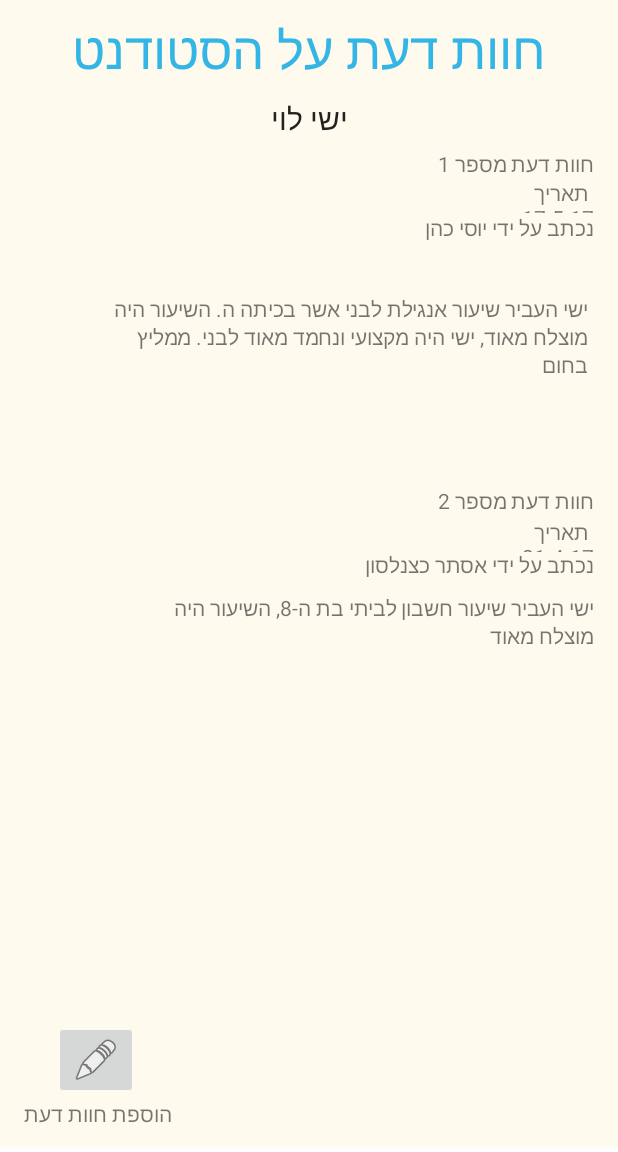
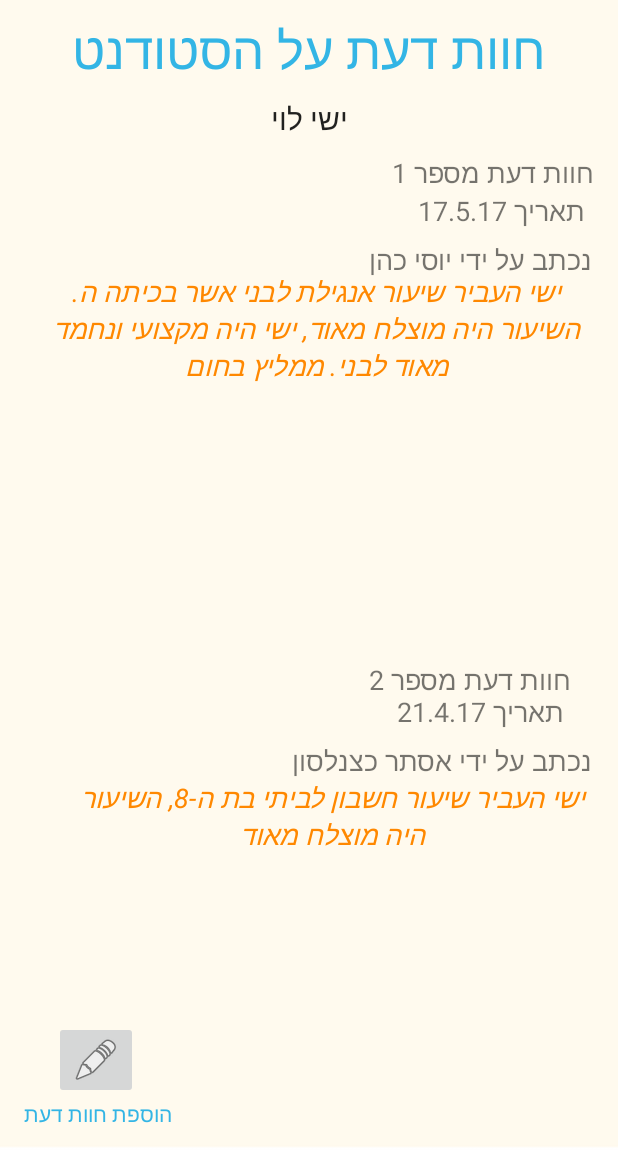
Before and after one commit to kadibibas/Limodim, an Android app: the opinion screen opened directly, with no data from a screen before it, on a phone screen of 412 x 824 dp, the part 84-1236 px from its top. Run offline under Robolectric (Android 15) with nearby library versions, the phone set to English and light mode, and no system bars.

```diff
--- a/app/src/main/res/layout/activity_opinion.xml
+++ b/app/src/main/res/layout/activity_opinion.xml
@@ -65,40 +65,43 @@
         android:id="@+id/textView16"
         android:layout_width="wrap_content"
         android:layout_height="wrap_content"
+        android:layout_marginBottom="16dp"
+        android:layout_marginStart="16dp"
         android:text="הוספת חוות דעת"
+        android:textColor="@color/blue"
+        app:layout_constraintBottom_toBottomOf="parent"
+        app:layout_constraintLeft_toLeftOf="parent"
         tools:layout_constraintBottom_creator="1"
-        android:layout_marginStart="16dp"
-        app:layout_constraintBottom_toBottomOf="parent"
-        tools:layout_constraintLeft_creator="1"
-        android:layout_marginBottom="16dp"
-        app:layout_constraintLeft_toLeftOf="parent" />
+        tools:layout_constraintLeft_creator="1" />
 
     <TextView
         android:id="@+id/textView25"
         android:layout_width="wrap_content"
         android:layout_height="wrap_content"
+        android:layout_marginEnd="16dp"
         android:text="חוות דעת מספר 1"
+        android:textSize="18sp"
+        app:layout_constraintRight_toRightOf="parent"
+        tools:layout_constraintRight_creator="1"
         tools:layout_constraintTop_creator="1"
-        tools:layout_constraintRight_creator="1"
-        android:layout_marginEnd="16dp"
-        app:layout_constraintRight_toRightOf="parent"
-        android:layout_marginTop="43dp"
-        app:layout_constraintTop_toBottomOf="@+id/textView14" />
+        android:layout_marginRight="45dp"
+        android:layout_marginTop="10dp"
+        app:layout_constraintTop_toBottomOf="@+id/textView15" />
 
     <TextView
         android:id="@+id/textView17"
-        android:layout_width="0dp"
-        android:layout_height="23dp"
+        android:layout_width="183dp"
+        android:layout_height="34dp"
         android:text=" תאריך 17.5.17"
+        android:textSize="18sp"
+        tools:layout_constraintBottom_creator="1"
+        tools:layout_constraintRight_creator="1"
         tools:layout_constraintTop_creator="1"
-        tools:layout_constraintRight_creator="1"
-        tools:layout_constraintBottom_creator="1"
         app:layout_constraintBottom_toBottomOf="@+id/textView21"
+        android:layout_marginEnd="1dp"
         app:layout_constraintRight_toRightOf="@+id/textView25"
-        android:layout_marginTop="17dp"
-        tools:layout_constraintLeft_creator="1"
-        android:layout_marginBottom="17dp"
-        app:layout_constraintLeft_toLeftOf="@+id/textView34"
+        android:layout_marginTop="21dp"
+        android:layout_marginBottom="20dp"
         app:layout_constraintTop_toTopOf="@+id/textView25" />
 
     <TextView
@@ -106,79 +109,97 @@
         android:layout_width="wrap_content"
         android:layout_height="wrap_content"
         android:text="נכתב על ידי יוסי כהן"
+        android:textSize="18sp"
+        tools:layout_constraintRight_creator="1"
         tools:layout_constraintTop_creator="1"
-        tools:layout_constraintRight_creator="1"
         app:layout_constraintRight_toRightOf="@+id/textView17"
-        android:layout_marginTop="23dp"
+        android:layout_marginTop="33dp"
         app:layout_constraintTop_toBottomOf="@+id/textView25" />
 
     <TextView
         android:id="@+id/textView22"
-        android:layout_width="320dp"
-        android:layout_height="60dp"
+        android:layout_width="367dp"
+        android:layout_height="0dp"
+        android:layout_marginBottom="22dp"
+        android:layout_marginTop="21dp"
         android:text="ישי העביר שיעור אנגילת לבני אשר בכיתה ה. השיעור היה מוצלח מאוד, ישי היה מקצועי ונחמד מאוד לבני. ממליץ בחום"
-        tools:layout_constraintTop_creator="1"
+        android:textAlignment="center"
+        android:textColor="@color/darkorange"
+        android:textSize="18sp"
+        android:textStyle="italic"
+        app:layout_constraintBottom_toTopOf="@+id/textView33"
+        app:layout_constraintLeft_toLeftOf="@+id/textView17"
+        app:layout_constraintRight_toLeftOf="@+id/textView17"
+        app:layout_constraintTop_toTopOf="@+id/textView21"
+        tools:layout_constraintBottom_creator="1"
+        tools:layout_constraintLeft_creator="1"
         tools:layout_constraintRight_creator="1"
-        tools:layout_constraintBottom_creator="1"
-        app:layout_constraintBottom_toTopOf="@+id/textView38"
-        android:layout_marginEnd="4dp"
-        app:layout_constraintRight_toRightOf="@+id/textView21"
-        android:layout_marginTop="100dp"
-        app:layout_constraintTop_toBottomOf="@+id/textView14"
-        android:layout_marginBottom="100dp" />
+        tools:layout_constraintTop_creator="1" />
 
     <TextView
         android:id="@+id/textView33"
-        android:layout_width="wrap_content"
-        android:layout_height="wrap_content"
+        android:layout_width="177dp"
+        android:layout_height="20dp"
         android:text="חוות דעת מספר 2"
+        android:textSize="18sp"
+        tools:layout_constraintBottom_creator="1"
         tools:layout_constraintRight_creator="1"
-        tools:layout_constraintBottom_creator="1"
-        app:layout_constraintBottom_toTopOf="@+id/textView34"
-        android:layout_marginEnd="16dp"
-        app:layout_constraintRight_toRightOf="parent"
-        android:layout_marginBottom="1dp" />
+        app:layout_constraintBottom_toBottomOf="parent"
+        app:layout_constraintRight_toRightOf="@+id/textView34"
+        android:layout_marginBottom="307dp"
+        android:layout_marginRight="0dp"
+        tools:layout_editor_absoluteX="213dp" />
 
     <TextView
         android:id="@+id/textView34"
-        android:layout_width="0dp"
-        android:layout_height="23dp"
+        android:layout_width="172dp"
+        android:layout_height="38dp"
+        android:layout_marginEnd="5dp"
+        android:layout_marginStart="14dp"
         android:text=" תאריך 21.4.17"
+        android:textSize="18sp"
+        tools:layout_constraintBottom_creator="1"
+        tools:layout_constraintLeft_creator="1"
+        tools:layout_constraintRight_creator="1"
         tools:layout_constraintTop_creator="1"
-        tools:layout_constraintRight_creator="1"
-        tools:layout_constraintBottom_creator="1"
-        android:layout_marginStart="18dp"
-        app:layout_constraintBottom_toBottomOf="parent"
-        android:layout_marginEnd="16dp"
+        app:layout_constraintBottom_toBottomOf="@+id/textView36"
         app:layout_constraintRight_toRightOf="parent"
-        tools:layout_constraintLeft_creator="1"
-        app:layout_constraintLeft_toLeftOf="@+id/textView33"
-        app:layout_constraintTop_toTopOf="parent" />
+        android:layout_marginTop="21dp"
+        android:layout_marginBottom="21dp"
+        app:layout_constraintLeft_toLeftOf="@+id/textView36"
+        app:layout_constraintTop_toTopOf="@+id/textView33"
+        app:layout_constraintHorizontal_bias="0.0"
+        app:layout_constraintVertical_bias="0.0" />
 
     <TextView
         android:id="@+id/textView36"
         android:layout_width="wrap_content"
         android:layout_height="wrap_content"
         android:text="נכתב על ידי אסתר כצנלסון"
+        android:textSize="18sp"
+        tools:layout_constraintRight_creator="1"
         tools:layout_constraintTop_creator="1"
-        tools:layout_constraintRight_creator="1"
-        app:layout_constraintRight_toRightOf="@+id/textView34"
-        android:layout_marginTop="22dp"
-        app:layout_constraintTop_toTopOf="@+id/textView34" />
+        app:layout_constraintRight_toRightOf="@+id/textView38"
+        android:layout_marginTop="34dp"
+        app:layout_constraintTop_toBottomOf="@+id/textView33" />
 
     <TextView
         android:id="@+id/textView38"
-        android:layout_width="320dp"
-        android:layout_height="60dp"
+        android:layout_width="0dp"
+        android:layout_height="80dp"
+        android:layout_marginEnd="1dp"
+        android:layout_marginStart="1dp"
         android:text="ישי העביר שיעור חשבון לביתי בת ה-8, השיעור היה מוצלח מאוד"
-        tools:layout_constraintTop_creator="1"
+        android:textAlignment="center"
+        android:textColor="@color/darkorange"
+        android:textSize="18sp"
+        android:textStyle="italic"
+        app:layout_constraintLeft_toLeftOf="@+id/textView14"
+        app:layout_constraintRight_toRightOf="@+id/textView25"
+        app:layout_constraintTop_toBottomOf="@+id/textView36"
+        tools:layout_constraintLeft_creator="1"
         tools:layout_constraintRight_creator="1"
-        tools:layout_constraintBottom_creator="1"
-        app:layout_constraintBottom_toBottomOf="@+id/imageButton5"
-        app:layout_constraintRight_toRightOf="@+id/textView36"
-        android:layout_marginTop="200dp"
-        android:layout_marginBottom="201dp"
-        app:layout_constraintTop_toTopOf="@+id/textView17" />
+        tools:layout_constraintTop_creator="1" />
 
     <ImageButton
         android:id="@+id/imageButton5"
```
